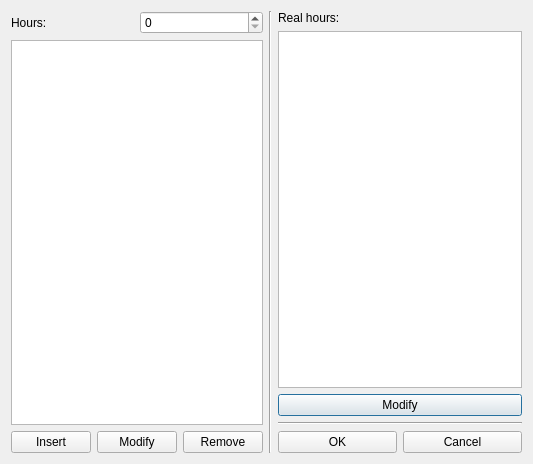
Above: fet/src/interface/hoursform_template.ui from vonmecheln/fet before the change. Below: the same form after it.
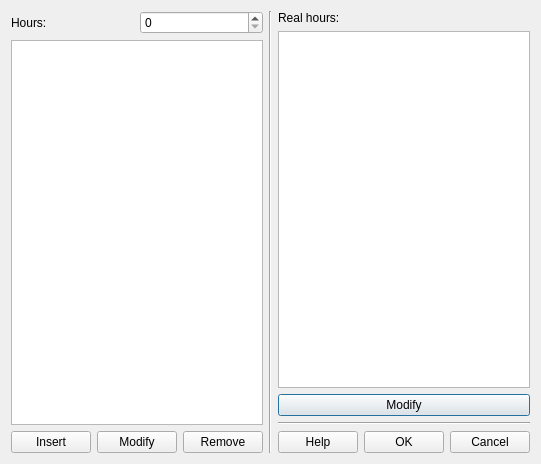
That is the form after the change.

Patch:
```diff
--- a/fet/src/interface/hoursform_template.ui
+++ b/fet/src/interface/hoursform_template.ui
@@ -42,6 +42,13 @@
      </item>
      <item>
       <layout class="QHBoxLayout" name="horizontalLayout">
+       <item>
+        <widget class="QPushButton" name="helpPushButton">
+         <property name="text">
+          <string>Help</string>
+         </property>
+        </widget>
+       </item>
        <item>
         <widget class="QPushButton" name="okPushButton">
          <property name="text">
```
